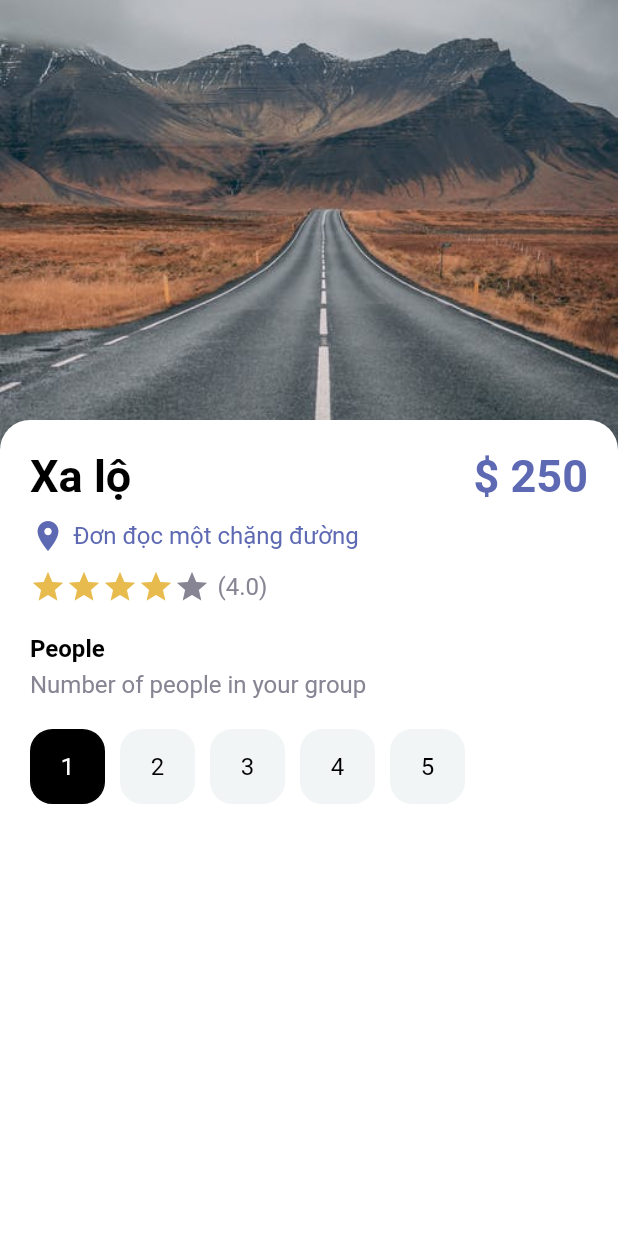
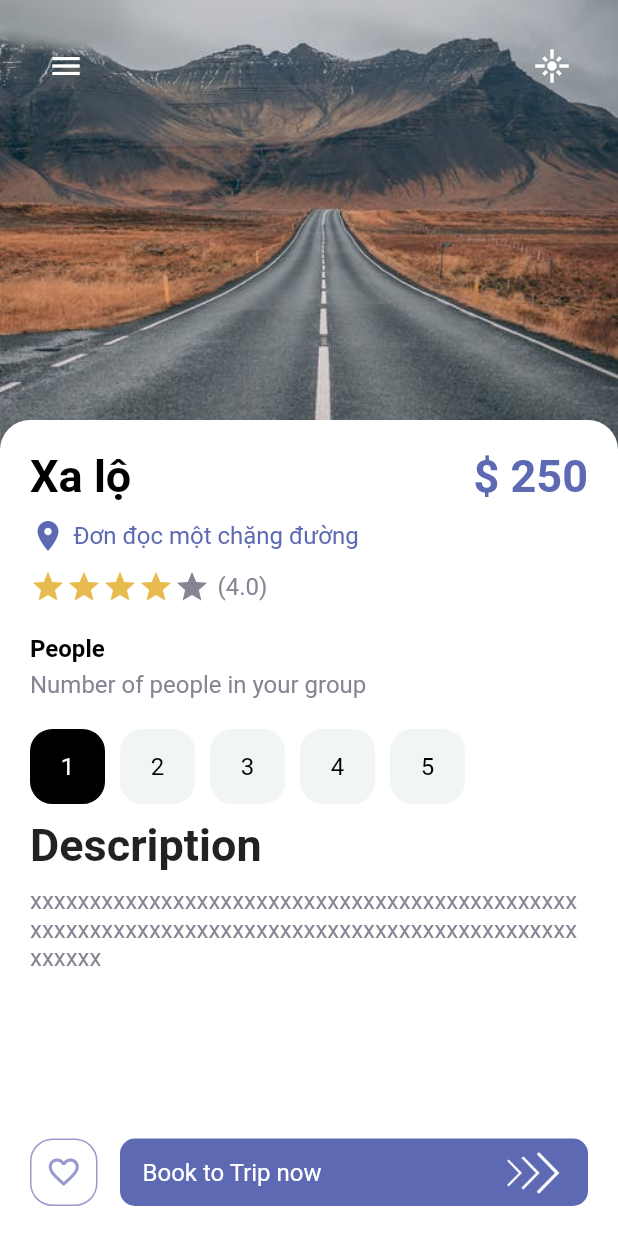
Before and after one commit to Bill-Zuckuberg/fl_exam_createdlayout, a Flutter app: the screen it shows after launch, on a phone screen of 412 x 824 dp. Run offline on Flutter 3.47's test engine with Material 2 defaults, Android fonts, the phone set to English and light mode, and no system bars; our stand-ins replace animated_bottom_navigation_bar.

Commit message:
Added Button on bottom screen

```diff
--- a/lib/pages/detail_page.dart
+++ b/lib/pages/detail_page.dart
@@ -2,6 +2,7 @@ import 'package:fl_exam_createdlayout/mics/colors.dart';
 import 'package:fl_exam_createdlayout/wedgits/app_buttons.dart';
 import 'package:fl_exam_createdlayout/wedgits/app_large_text.dart';
 import 'package:fl_exam_createdlayout/wedgits/app_text.dart';
+import 'package:fl_exam_createdlayout/wedgits/reponsive_buttom.dart';
 import 'package:flutter/material.dart';
 
 class DetailPage extends StatefulWidget {
@@ -22,6 +23,7 @@ class _DetailPageState extends State<DetailPage> {
         width: double.maxFinite,
         height: double.maxFinite,
         child: Stack(
+          // fit: StackFit.expand,
           children: [
             Positioned(
                 child: Container(
@@ -31,6 +33,27 @@ class _DetailPageState extends State<DetailPage> {
                   image: DecorationImage(
                       image: AssetImage('assets/nui2.jpeg'),
                       fit: BoxFit.cover)),
+            )),
+            Positioned(
+                child: Container(
+              padding: const EdgeInsets.all(20),
+              child: Row(
+                mainAxisAlignment: MainAxisAlignment.spaceBetween,
+                children: [
+                  IconButton(
+                      onPressed: () {},
+                      icon: const Icon(
+                        Icons.menu,
+                        color: Colors.white,
+                      )),
+                  IconButton(
+                      onPressed: () {},
+                      icon: const Icon(
+                        Icons.flare_sharp,
+                        color: Colors.white,
+                      )),
+                ],
+              ),
             )),
             Positioned(
               top: 280,
@@ -125,12 +148,12 @@ class _DetailPageState extends State<DetailPage> {
                         height: 10,
                       ),
                       Wrap(
+                        //Bug can't setState
                         children: List.generate(
                             5,
                             (index) => InkWell(
                                   onTap: () => setState(() {
                                     selectIndex = index;
-                                      print(index);
                                   }),
                                   child: Container(
                                     margin: const EdgeInsets.only(
@@ -150,10 +173,49 @@ class _DetailPageState extends State<DetailPage> {
                                     ),
                                   ),
                                 )),
-                        )
+                      ),
+                      const SizedBox(
+                        height: 10,
+                      ),
+                      AppLargetText(
+                        text: 'Description',
+                        color: Colors.black87,
+                      ),
+                      const SizedBox(
+                        height: 10,
+                      ),
+                      AppText(
+                        text:
+                            'xxxxxxxxxxxxxxxxxxxxxxxxxxxxxxxxxxxxxxxxxxxxxxxxxxxxxxxxxxxxxxxxxxxxxxxxxxxxxxxxxxxxxxxxxxxxxxxxxx',
+                        color: AppColors.textColor2,
+                      ),
                     ],
                   ),
                 ),
+              ),
+            ),
+            Positioned(
+                bottom: 20,
+                left: 20,
+                right: 20,
+                child: Row(
+                  children: [
+                    AppButton(
+                      size: 45,
+                      isIcon: true,
+                      icon: Icons.favorite_border,
+                      borberColor: AppColors.textColor1,
+                      backgroundColor: Colors.white,
+                      color: AppColors.textColor1,
+                    ),
+                    const SizedBox(
+                      width: 15,
+                    ),
+                    ReponsiveButtom(
+                      isReponsive: true,
+                      text: 'Book to Trip now',
+                    )
+                  ],
                 ))
           ],
         ),
--- a/lib/wedgits/reponsive_buttom.dart
+++ b/lib/wedgits/reponsive_buttom.dart
@@ -1,25 +1,45 @@
 import 'package:fl_exam_createdlayout/mics/colors.dart';
+import 'package:fl_exam_createdlayout/wedgits/app_text.dart';
 import 'package:flutter/material.dart';
 
 class ReponsiveButtom extends StatelessWidget {
   ReponsiveButtom(
-      {Key? key, this.isReponsive = false, this.height = 45, this.width})
+      {Key? key,
+      this.isReponsive = false,
+      this.height = 45,
+      this.width,
+      this.text = ''})
       : super(key: key);
 
   bool? isReponsive;
   double? width;
   double? height;
+  String text;
 
   @override
   Widget build(BuildContext context) {
-    return Container(
-      height: height,
-      width: width,
-      decoration: BoxDecoration(
-          borderRadius: BorderRadius.circular(10), color: AppColors.mainColor),
-      child: Row(
-        mainAxisAlignment: MainAxisAlignment.center,
-        children: [Image.asset('assets/arrowright.png')],
+    return Flexible(
+      child: Container(
+        padding: const EdgeInsets.only(left: 15, right: 15),
+        height: height,
+        width: isReponsive == true ? double.maxFinite : width,
+        decoration: BoxDecoration(
+            borderRadius: BorderRadius.circular(10),
+            color: AppColors.mainColor),
+        child: Row(
+          mainAxisAlignment: isReponsive == true
+              ? MainAxisAlignment.spaceBetween
+              : MainAxisAlignment.center,
+          children: [
+            isReponsive == true
+                ? AppText(
+                    text: text,
+                    color: Colors.white,
+                  )
+                : Container(),
+            Image.asset('assets/arrowright.png')
+          ],
+        ),
       ),
     );
   }
--- a/pubspec.yaml
+++ b/pubspec.yaml
@@ -69,6 +69,7 @@ flutter:
     - assets/climbing.png
     - assets/sailing.png
     - assets/swim.jpg
+    - assets/arrowright.png #Quan trọng
 
   # An image asset can refer to one or more resolution-specific "variants", see
   # https://flutter.dev/assets-and-images/#resolution-aware.
```
Lines whose indentation alone changed are shown as unchanged.
